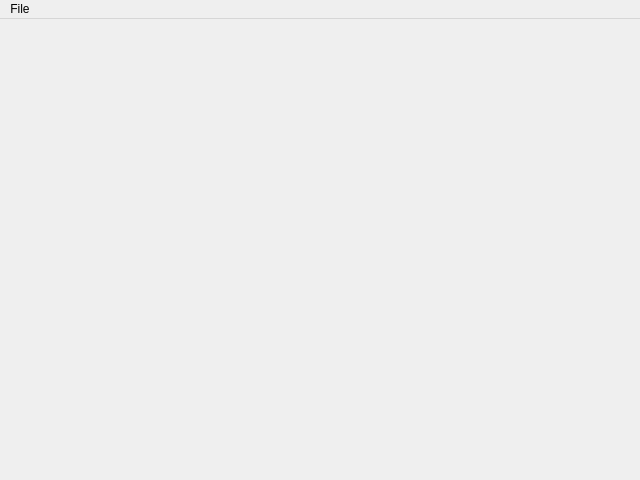
Gyarik/StressView, file view/mainwindow.ui: the form before one commit.
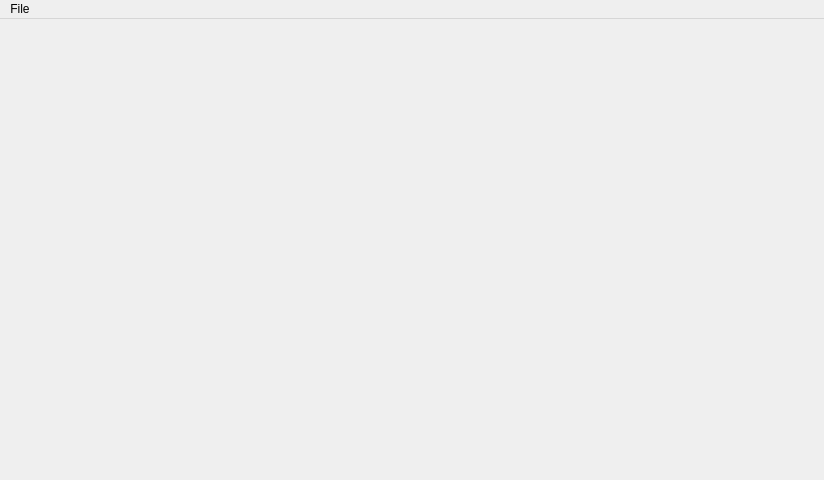
The form after the commit.

What changed in the file:
```diff
--- a/view/mainwindow.ui
+++ b/view/mainwindow.ui
@@ -6,13 +6,13 @@
    <rect>
     <x>0</x>
     <y>0</y>
-    <width>640</width>
+    <width>824</width>
     <height>480</height>
    </rect>
   </property>
   <property name="minimumSize">
    <size>
-    <width>640</width>
+    <width>800</width>
     <height>480</height>
    </size>
   </property>
@@ -34,7 +34,7 @@
     <rect>
      <x>0</x>
      <y>0</y>
-     <width>640</width>
+     <width>824</width>
      <height>21</height>
     </rect>
    </property>
```
